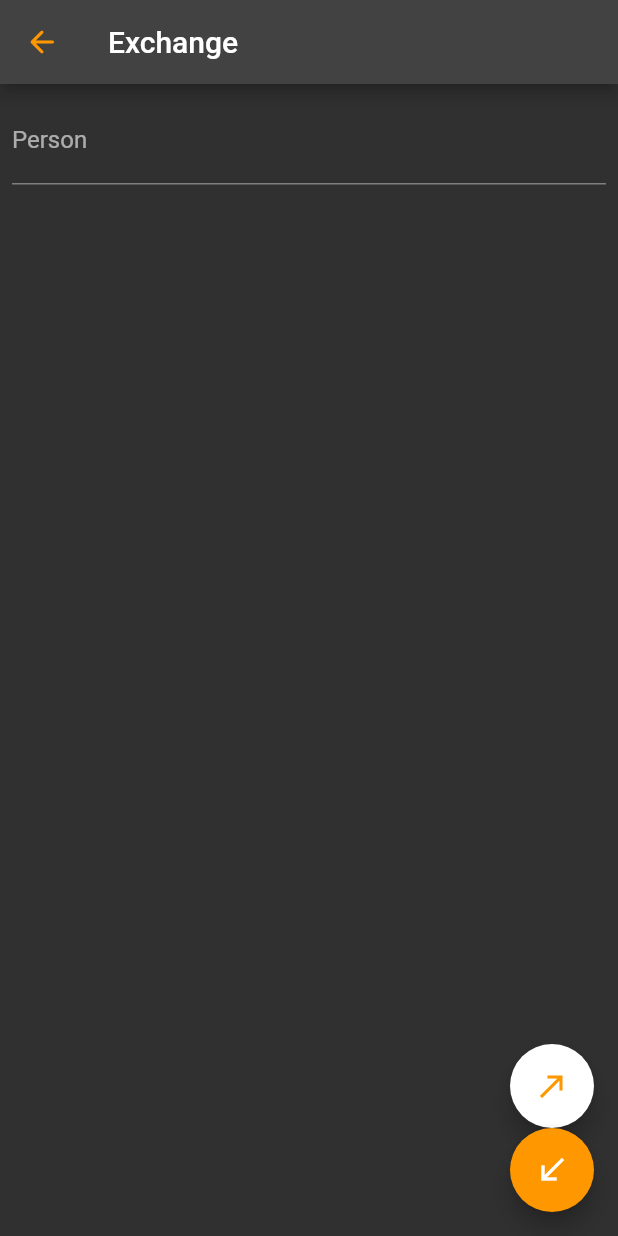
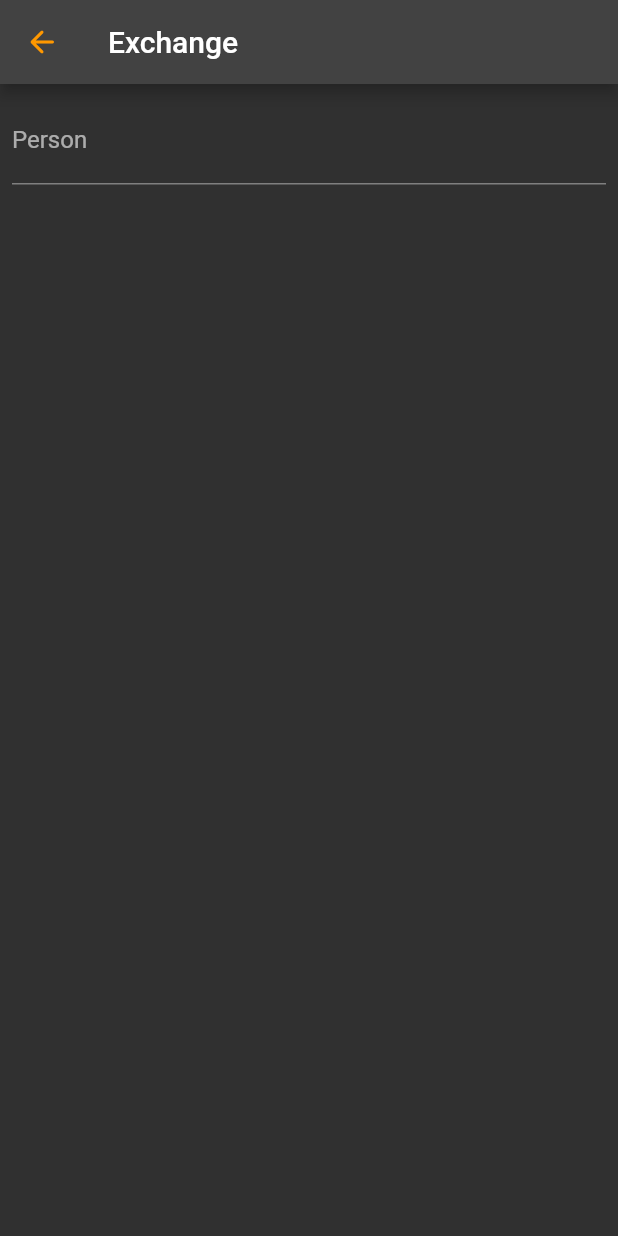
Before and after one commit to starboardcoop/mutual-wallet-app, a Flutter app: the NewExchangeScreen screen opened directly, on a phone screen of 412 x 824 dp. Run offline on Flutter 3.47's test engine with Material 2 defaults, Android fonts, the phone set to English and light mode, and no system bars.

Commit message:
Remove action buttons from Exchange screen (temp)

```diff
--- a/lib/screens/new_exchange_screen.dart
+++ b/lib/screens/new_exchange_screen.dart
@@ -23,20 +23,6 @@ class _NewExchangeScreenState extends State<NewExchangeScreen> {
           ),
         ),
       ),
-      floatingActionButton: Column(
-        mainAxisAlignment: MainAxisAlignment.end,
-        children: [
-          FloatingActionButton(
-            onPressed: () {},
-            child: const Icon(Icons.north_east, color: Colors.orange),
-            backgroundColor: Colors.white,
-          ),
-          FloatingActionButton(
-            onPressed: () {},
-            child: const Icon(Icons.south_west, color: Colors.white),
-          ),
-        ],
-      ),
       body: Padding(
         padding: const EdgeInsets.all(8.0),
         child: Form(
```
